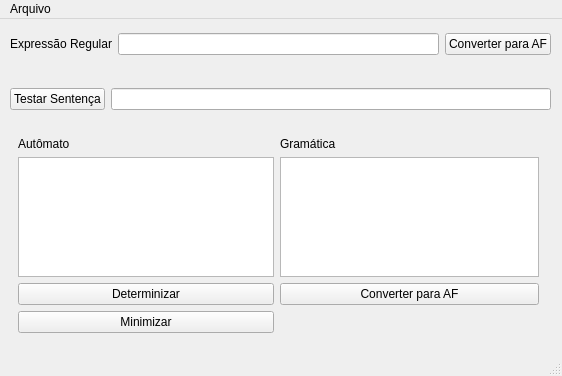
The window that window.ui (gabrielmuller/formais2) describes before a commit, drawn with Qt 5.
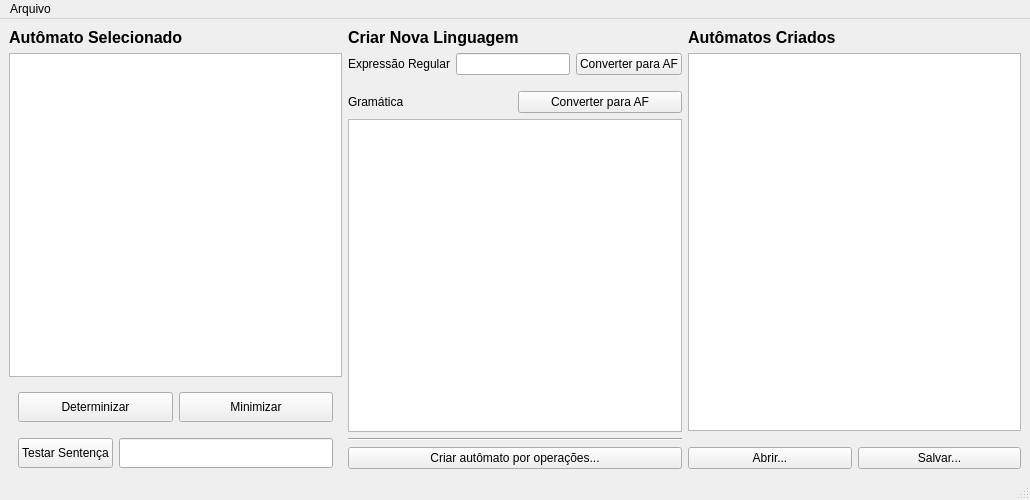
The same window after the commit.

Commit message: Novo layout

Patch:
```diff
--- a/window.ui
+++ b/window.ui
@@ -6,153 +6,298 @@
    <rect>
     <x>0</x>
     <y>0</y>
-    <width>562</width>
-    <height>376</height>
+    <width>1030</width>
+    <height>500</height>
    </rect>
   </property>
   <property name="windowTitle">
    <string>Linguagens Regulares</string>
   </property>
   <widget class="QWidget" name="centralwidget">
-   <widget class="QWidget" name="horizontalLayoutWidget">
-    <property name="geometry">
-     <rect>
-      <x>10</x>
-      <y>0</y>
-      <width>541</width>
-      <height>51</height>
-     </rect>
-    </property>
-    <layout class="QHBoxLayout" name="horizontalLayout">
-     <item>
-      <layout class="QGridLayout" name="gridLayout_2">
-       <item row="0" column="0">
-        <widget class="QLabel" name="regex_label">
-         <property name="text">
-          <string>Expressão Regular</string>
-         </property>
-        </widget>
-       </item>
-       <item row="0" column="1">
-        <widget class="QLineEdit" name="regex_input"/>
-       </item>
-       <item row="0" column="2">
-        <widget class="QPushButton" name="regex_to_fa_button">
-         <property name="text">
-          <string>Converter para AF</string>
-         </property>
-        </widget>
-       </item>
-      </layout>
-     </item>
-    </layout>
-   </widget>
-   <widget class="QWidget" name="verticalLayoutWidget">
-    <property name="geometry">
-     <rect>
-      <x>9</x>
-      <y>109</y>
-      <width>541</width>
-      <height>211</height>
-     </rect>
-    </property>
-    <layout class="QVBoxLayout" name="verticalLayout">
-     <item>
-      <widget class="QWidget" name="widget" native="true">
-       <widget class="QWidget" name="gridLayoutWidget">
-        <property name="geometry">
-         <rect>
-          <x>9</x>
-          <y>9</y>
-          <width>521</width>
-          <height>196</height>
-         </rect>
+   <layout class="QHBoxLayout" name="horizontalLayout_5">
+    <item>
+     <layout class="QVBoxLayout" name="selected_automaton">
+      <property name="spacing">
+       <number>6</number>
+      </property>
+      <property name="sizeConstraint">
+       <enum>QLayout::SetMinimumSize</enum>
+      </property>
+      <item>
+       <widget class="QLabel" name="fa_label">
+        <property name="minimumSize">
+         <size>
+          <width>0</width>
+          <height>0</height>
+         </size>
         </property>
-        <layout class="QGridLayout" name="gridLayout">
-         <item row="2" column="1">
-          <widget class="QPlainTextEdit" name="rg_text"/>
-         </item>
-         <item row="1" column="0">
-          <widget class="QLabel" name="fa_label">
-           <property name="text">
-            <string>Autômato</string>
-           </property>
-          </widget>
-         </item>
-         <item row="3" column="0">
+        <property name="maximumSize">
+         <size>
+          <width>16777215</width>
+          <height>20</height>
+         </size>
+        </property>
+        <property name="font">
+         <font>
+          <pointsize>12</pointsize>
+          <weight>75</weight>
+          <bold>true</bold>
+         </font>
+        </property>
+        <property name="text">
+         <string>&lt;html&gt;&lt;head/&gt;&lt;body&gt;&lt;p&gt;Autômato Selecionado&lt;/p&gt;&lt;/body&gt;&lt;/html&gt;</string>
+        </property>
+        <property name="margin">
+         <number>0</number>
+        </property>
+       </widget>
+      </item>
+      <item>
+       <widget class="QTableWidget" name="transition_table">
+        <property name="maximumSize">
+         <size>
+          <width>16777215</width>
+          <height>999999</height>
+         </size>
+        </property>
+        <property name="editTriggers">
+         <set>QAbstractItemView::NoEditTriggers</set>
+        </property>
+        <attribute name="horizontalHeaderDefaultSectionSize">
+         <number>40</number>
+        </attribute>
+        <attribute name="horizontalHeaderMinimumSectionSize">
+         <number>38</number>
+        </attribute>
+       </widget>
+      </item>
+      <item>
+       <widget class="QWidget" name="horizontalWidget" native="true">
+        <property name="sizePolicy">
+         <sizepolicy hsizetype="Preferred" vsizetype="Minimum">
+          <horstretch>0</horstretch>
+          <verstretch>0</verstretch>
+         </sizepolicy>
+        </property>
+        <property name="maximumSize">
+         <size>
+          <width>16777215</width>
+          <height>40</height>
+         </size>
+        </property>
+        <layout class="QHBoxLayout" name="horizontalLayout">
+         <item>
           <widget class="QPushButton" name="determinize_button">
+           <property name="enabled">
+            <bool>true</bool>
+           </property>
+           <property name="minimumSize">
+            <size>
+             <width>0</width>
+             <height>30</height>
+            </size>
+           </property>
            <property name="text">
             <string>Determinizar</string>
            </property>
           </widget>
          </item>
-         <item row="1" column="1">
-          <widget class="QLabel" name="rg_label">
-           <property name="text">
-            <string>Gramática</string>
-           </property>
-          </widget>
-         </item>
-         <item row="2" column="0" alignment="Qt::AlignHCenter">
-          <widget class="QTableWidget" name="transition_table">
-           <property name="maximumSize">
-            <size>
-             <width>16777215</width>
-             <height>257</height>
-            </size>
-           </property>
-          </widget>
-         </item>
-         <item row="4" column="0">
+         <item>
           <widget class="QPushButton" name="minimize_button">
+           <property name="minimumSize">
+            <size>
+             <width>0</width>
+             <height>30</height>
+            </size>
+           </property>
            <property name="text">
             <string>Minimizar</string>
            </property>
           </widget>
          </item>
-         <item row="3" column="1">
-          <widget class="QPushButton" name="rg_to_fa_button">
+        </layout>
+       </widget>
+      </item>
+      <item>
+       <widget class="QWidget" name="horizontalWidget_2" native="true">
+        <property name="maximumSize">
+         <size>
+          <width>16777215</width>
+          <height>40</height>
+         </size>
+        </property>
+        <layout class="QHBoxLayout" name="horizontalLayout_3">
+         <property name="spacing">
+          <number>6</number>
+         </property>
+         <property name="sizeConstraint">
+          <enum>QLayout::SetDefaultConstraint</enum>
+         </property>
+         <item>
+          <widget class="QPushButton" name="test_button">
+           <property name="minimumSize">
+            <size>
+             <width>0</width>
+             <height>30</height>
+            </size>
+           </property>
            <property name="text">
-            <string>Converter para AF</string>
+            <string>Testar Sentença</string>
+           </property>
+          </widget>
+         </item>
+         <item>
+          <widget class="QLineEdit" name="word_input">
+           <property name="minimumSize">
+            <size>
+             <width>0</width>
+             <height>30</height>
+            </size>
            </property>
           </widget>
          </item>
         </layout>
        </widget>
-      </widget>
-     </item>
-    </layout>
-   </widget>
-   <widget class="QWidget" name="horizontalLayoutWidget_2">
-    <property name="geometry">
-     <rect>
-      <x>10</x>
-      <y>60</y>
-      <width>541</width>
-      <height>41</height>
-     </rect>
-    </property>
-    <layout class="QHBoxLayout" name="horizontalLayout_3">
-     <item>
-      <widget class="QPushButton" name="test_button">
-       <property name="text">
-        <string>Testar Sentença</string>
-       </property>
-      </widget>
-     </item>
-     <item>
-      <widget class="QLineEdit" name="word_input"/>
-     </item>
-    </layout>
-   </widget>
+      </item>
+     </layout>
+    </item>
+    <item>
+     <layout class="QVBoxLayout" name="input_section">
+      <item>
+       <widget class="QLabel" name="input_section_header">
+        <property name="font">
+         <font>
+          <pointsize>12</pointsize>
+          <weight>75</weight>
+          <bold>true</bold>
+         </font>
+        </property>
+        <property name="text">
+         <string>&lt;html&gt;&lt;head/&gt;&lt;body&gt;&lt;p&gt;Criar Nova Linguagem&lt;/p&gt;&lt;/body&gt;&lt;/html&gt;</string>
+        </property>
+       </widget>
+      </item>
+      <item>
+       <layout class="QHBoxLayout" name="horizontalLayout_4">
+        <item>
+         <widget class="QLabel" name="regex_label">
+          <property name="text">
+           <string>Expressão Regular</string>
+          </property>
+         </widget>
+        </item>
+        <item>
+         <widget class="QLineEdit" name="regex_input"/>
+        </item>
+        <item>
+         <widget class="QPushButton" name="regex_to_fa_button">
+          <property name="text">
+           <string>Converter para AF</string>
+          </property>
+         </widget>
+        </item>
+       </layout>
+      </item>
+      <item>
+       <layout class="QHBoxLayout" name="horizontalLayout_7">
+        <property name="topMargin">
+         <number>10</number>
+        </property>
+        <item>
+         <widget class="QLabel" name="rg_label">
+          <property name="sizePolicy">
+           <sizepolicy hsizetype="Minimum" vsizetype="Preferred">
+            <horstretch>0</horstretch>
+            <verstretch>0</verstretch>
+           </sizepolicy>
+          </property>
+          <property name="text">
+           <string>Gramática</string>
+          </property>
+         </widget>
+        </item>
+        <item>
+         <widget class="QPushButton" name="rg_to_fa_button">
+          <property name="text">
+           <string>Converter para AF</string>
+          </property>
+         </widget>
+        </item>
+       </layout>
+      </item>
+      <item>
+       <widget class="QPlainTextEdit" name="rg_text"/>
+      </item>
+      <item>
+       <widget class="Line" name="line">
+        <property name="orientation">
+         <enum>Qt::Horizontal</enum>
+        </property>
+       </widget>
+      </item>
+      <item>
+       <widget class="QPushButton" name="pushButton_3">
+        <property name="text">
+         <string>Criar autômato por operações...</string>
+        </property>
+       </widget>
+      </item>
+     </layout>
+    </item>
+    <item>
+     <layout class="QVBoxLayout" name="automaton_list">
+      <property name="leftMargin">
+       <number>0</number>
+      </property>
+      <item>
+       <widget class="QLabel" name="label">
+        <property name="font">
+         <font>
+          <pointsize>12</pointsize>
+          <weight>75</weight>
+          <bold>true</bold>
+         </font>
+        </property>
+        <property name="text">
+         <string>Autômatos Criados</string>
+        </property>
+       </widget>
+      </item>
+      <item>
+       <widget class="QListView" name="listView"/>
+      </item>
+      <item>
+       <layout class="QHBoxLayout" name="horizontalLayout_6">
+        <property name="topMargin">
+         <number>10</number>
+        </property>
+        <item>
+         <widget class="QPushButton" name="pushButton">
+          <property name="text">
+           <string>Abrir...</string>
+          </property>
+         </widget>
+        </item>
+        <item>
+         <widget class="QPushButton" name="pushButton_2">
+          <property name="text">
+           <string>Salvar...</string>
+          </property>
+         </widget>
+        </item>
+       </layout>
+      </item>
+     </layout>
+    </item>
+   </layout>
   </widget>
   <widget class="QMenuBar" name="menubar">
    <property name="geometry">
     <rect>
      <x>0</x>
      <y>0</y>
-     <width>562</width>
-     <height>28</height>
+     <width>1030</width>
+     <height>22</height>
     </rect>
    </property>
    <widget class="QMenu" name="menuFile">
```
The commit also changes 2 other files.
